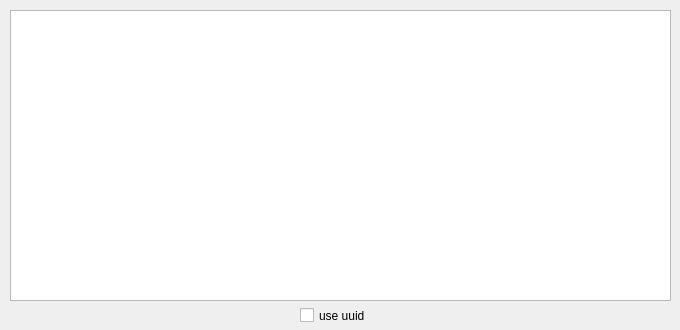
The window that zuluCrypt-gui/openpartition.ui (mhogomchungu/zuluCrypt) describes before a commit, drawn with Qt 5.
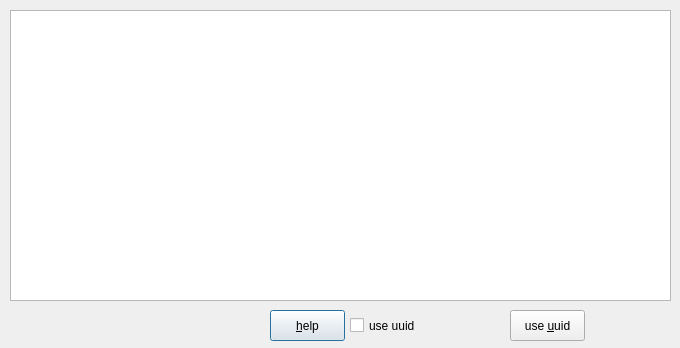
The same window after the commit.

Commit message: add a help button to a partition list dialog

The edit to the form file:
```diff
--- a/zuluCrypt-gui/openpartition.ui
+++ b/zuluCrypt-gui/openpartition.ui
@@ -10,7 +10,7 @@
     <x>0</x>
     <y>0</y>
     <width>680</width>
-    <height>330</height>
+    <height>348</height>
    </rect>
   </property>
   <property name="windowTitle">
@@ -102,8 +102,8 @@
    </property>
    <property name="geometry">
     <rect>
-     <x>300</x>
-     <y>300</y>
+     <x>350</x>
+     <y>310</y>
      <width>121</width>
      <height>31</height>
     </rect>
@@ -112,6 +112,32 @@
     <string>use uuid</string>
    </property>
   </widget>
+  <widget class="QPushButton" name="pbHelp">
+   <property name="geometry">
+    <rect>
+     <x>270</x>
+     <y>310</y>
+     <width>75</width>
+     <height>31</height>
+    </rect>
+   </property>
+   <property name="text">
+    <string>&amp;help</string>
+   </property>
+  </widget>
+  <widget class="QPushButton" name="pbUUID">
+   <property name="geometry">
+    <rect>
+     <x>510</x>
+     <y>310</y>
+     <width>75</width>
+     <height>31</height>
+    </rect>
+   </property>
+   <property name="text">
+    <string>use &amp;uuid</string>
+   </property>
+  </widget>
  </widget>
  <tabstops>
   <tabstop>tableWidget</tabstop>
```
Left out of the diff: 2 changed lines with no effect on the pictures. The commit also changes 5 other files.
